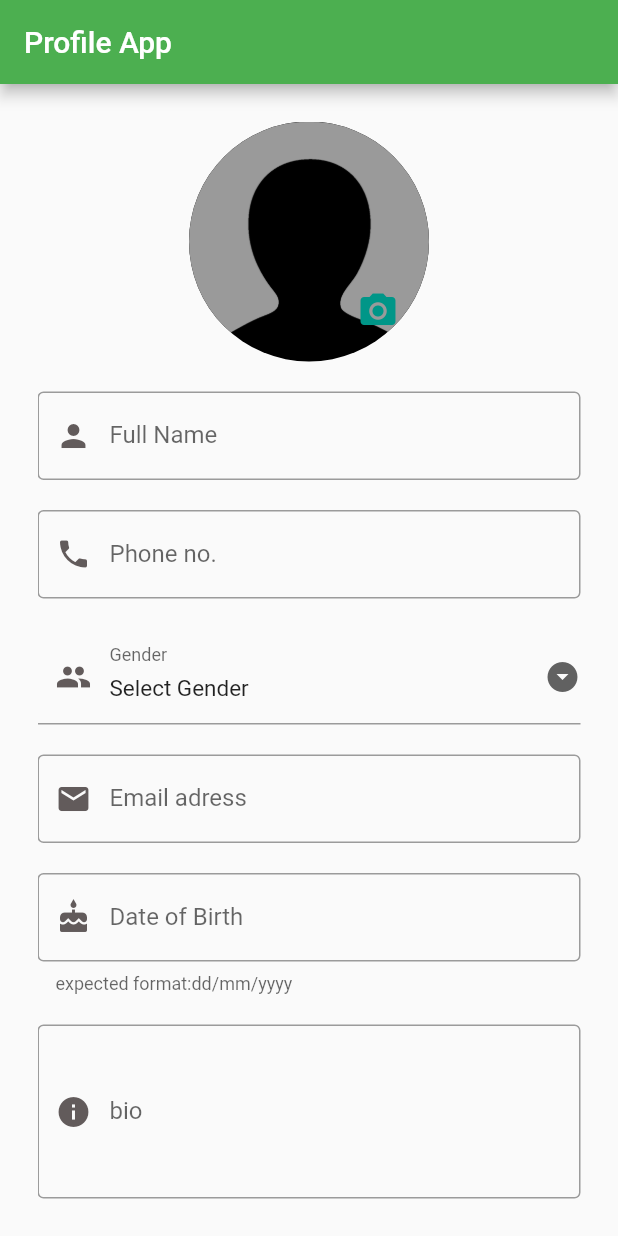
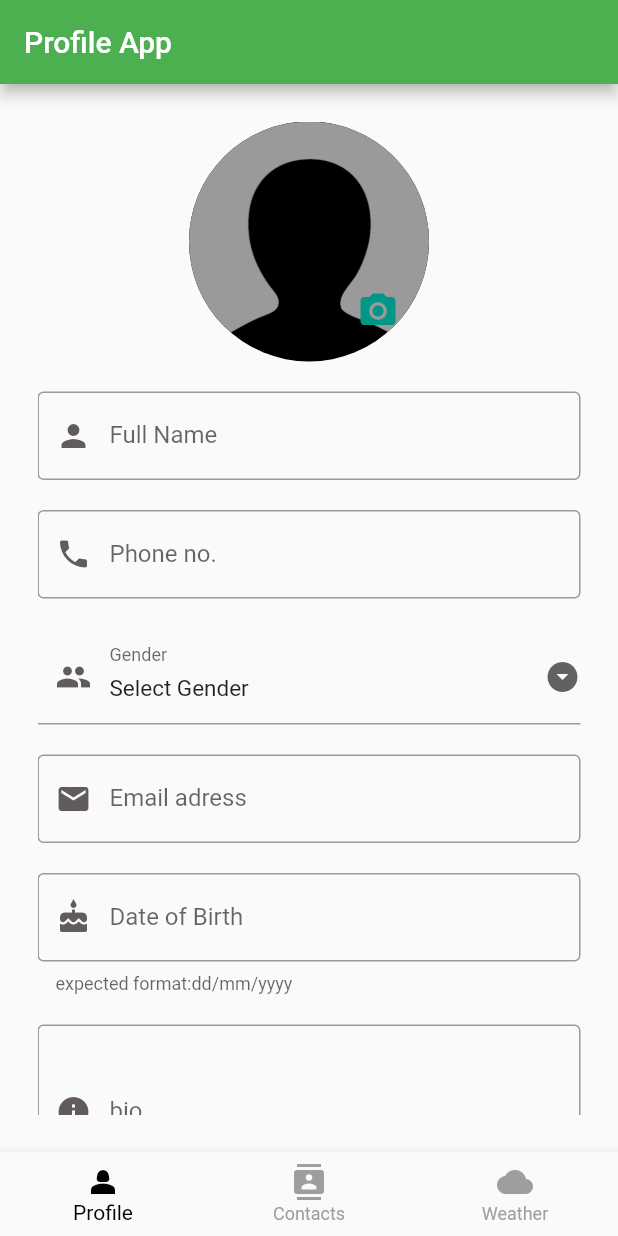
Before and after one commit to codesbyvikas/profile_app, a Flutter app: the screen it shows after launch, on a phone screen of 412 x 824 dp. Run offline on Flutter 3.47's test engine with Material 2 defaults, Android fonts, the phone set to English and light mode, and no system bars; our stand-ins replace flutter_contacts, image_picker, shared_preferences.

Commit message:
Contact list added

```diff
--- /dev/null
+++ b/lib/contacts/contacts.dart
@@ -0,0 +1,78 @@
+import 'dart:typed_data';
+import 'package:flutter/material.dart';
+import 'package:flutter_contacts/flutter_contacts.dart';
+import 'package:profile_app/contacts/contactinfo.dart';
+
+class Contacts extends StatefulWidget {
+  const Contacts({super.key});
+
+  @override
+  State<Contacts> createState() => _ContactsState();
+}
+
+class _ContactsState extends State<Contacts> {
+  List<Contact>? contacts;
+  String contactname = '';
+  String contactnumber = '';
+
+  @override
+  void initState() {
+    super.initState();
+    getContact();
+  }
+
+  void getContact() async {
+    if (await FlutterContacts.requestPermission()) {
+      contacts = await FlutterContacts.getContacts(
+          withProperties: true, withPhoto: true);
+      // print(contacts);
+      setState(() {});
+    }
+  }
+
+  @override
+  Widget build(BuildContext context) {
+    return Scaffold(
+        appBar: AppBar(
+          title: const Text(
+            "Contacts",
+            style: TextStyle(color: Colors.white),
+          ),
+          backgroundColor: Colors.blue,
+          elevation: 0,
+        ),
+        body: ((contacts) == null
+            ? const Center(
+                child: CircularProgressIndicator(
+                color: Colors.blue,
+              ))
+            : ListView.builder(
+                itemCount: contacts!.length,
+                itemBuilder: (BuildContext context, int index) {
+                  Uint8List? image = contacts![index].photo;
+                  String num = (contacts![index].phones.isNotEmpty)
+                      ? (contacts![index].phones.first.number)
+                      : "--";
+                  return ListTile(
+                    leading: (contacts![index].photo == null)
+                        ? const CircleAvatar(child: Icon(Icons.person))
+                        : CircleAvatar(backgroundImage: MemoryImage(image!)),
+                    title: Text(
+                        "${contacts![index].name.first} ${contacts![index].name.last}"),
+                    subtitle: Text(num),
+                    onTap: () {
+                      setState(() {
+                        contactname =
+                            "${contacts![index].name.first} ${contacts![index].name.last}";
+                        contactnumber = num;
+                      });
+                      Navigator.push(
+                        context,
+                        MaterialPageRoute(builder: (context) => ContactInfo()),
+                      );
+                    },
+                  );
+                },
+              )));
+  }
+}
--- a/lib/main.dart
+++ b/lib/main.dart
@@ -1,13 +1,21 @@
 import 'package:flutter/material.dart';
-import 'package:profile_app/editprofile.dart';
+import 'package:profile_app/navigator/navigator.dart';
+import 'package:profile_app/contacts/contactinfo.dart';
+import 'package:profile_app/weather/loadweather.dart';
+import 'package:profile_app/weather/weather.dart';
 
 void main() {
   runApp(const MainApp());
 }
 
-class MainApp extends StatelessWidget {
+class MainApp extends StatefulWidget {
   const MainApp({super.key});
 
+  @override
+  State<MainApp> createState() => _MainAppState();
+}
+
+class _MainAppState extends State<MainApp> {
   @override
   Widget build(BuildContext context) {
     return MaterialApp(
@@ -18,7 +26,8 @@ class MainApp extends StatelessWidget {
         darkTheme: ThemeData(
           brightness: Brightness.dark,
         ),
-        home: const EditProfile());
-    // home: const ProfilePage());
+        home: const NavigatorBar());
+
+    // home: ContactInfo());
   }
 }
--- /dev/null
+++ b/lib/navigator/navigator.dart
@@ -0,0 +1,49 @@
+import 'package:flutter/material.dart';
+import 'package:profile_app/contacts/contacts.dart';
+import 'package:profile_app/profile/editprofile.dart';
+import 'package:profile_app/weather/weather.dart';
+
+class NavigatorBar extends StatefulWidget {
+  const NavigatorBar({super.key});
+
+  @override
+  State<NavigatorBar> createState() => _NavigatorBarState();
+}
+
+class _NavigatorBarState extends State<NavigatorBar> {
+  int _myIndex = 0;
+
+  final List _screens = const [EditProfile(), Contacts(), Weather()];
+  @override
+  Widget build(BuildContext context) {
+    return SafeArea(
+      child: Scaffold(
+        body: _screens[_myIndex],
+        bottomNavigationBar: BottomNavigationBar(
+          unselectedItemColor: Colors.grey,
+          selectedItemColor: Colors.black,
+          onTap: (index) {
+            setState(() {
+              _myIndex = index;
+            });
+          },
+          items: const [
+            BottomNavigationBarItem(
+              icon: Icon(Icons.person_2),
+              label: "Profile",
+            ),
+            BottomNavigationBarItem(
+              icon: Icon(Icons.contacts),
+              label: "Contacts",
+            ),
+            BottomNavigationBarItem(
+              icon: Icon(Icons.cloud),
+              label: "Weather",
+
+            )
+          ],
+        ),
+      ),
+    );
+  }
+}
--- a/lib/userdata.dart
+++ b/lib/profile/userdata.dart
@@ -1,7 +1,15 @@
 class UserData {
   String name, email, dob, phone, bio;
+  // imagePath;
 
-  UserData(this.name, this.bio, this.dob, this.email, this.phone);
+  UserData(
+    this.name,
+    this.bio,
+    this.dob,
+    this.email,
+    this.phone,
+    // this.imagePath);
+  );
 
   UserData.fromJson(Map<String, dynamic> json)
       : name = json['name'],
@@ -9,6 +17,7 @@ class UserData {
         dob = json['dob'],
         phone = json['phone'],
         bio = json['bio']
+  // imagePath = json['imagePath']
   // image = json['image'];
   ;
 
@@ -18,6 +27,7 @@ class UserData {
         'dob': dob,
         'phone': phone,
         'bio': bio,
+        // 'imagePath': imagePath
         // 'image': image
       };
 }
--- a/pubspec.yaml
+++ b/pubspec.yaml
@@ -12,6 +12,12 @@ dependencies:
   image_picker:
   shared_preferences:
   path_provider:
+  contacts_service: ^0.6.3
+  permission_handler: ^10.4.3
+  flutter_screenutil: ^5.8.4
+  flutter_contacts:
+  url_launcher:
+  http: ^1.1.0
 
 dev_dependencies:
   flutter_test:
```
Also changed, not shown: lib/contacts/contactinfo.dart (added, +34 -0 lines), lib/profile/editprofile.dart (renamed from lib/editprofile.dart, +8 -7 lines), lib/weather/loaddata.dart (added, +55 -0 lines), lib/weather/loadweather.dart (added, +55 -0 lines), lib/weather/places.dart (added, +17 -0 lines), lib/weather/weather.dart (added, +39 -0 lines), pubspec.lock, 8 other files.
